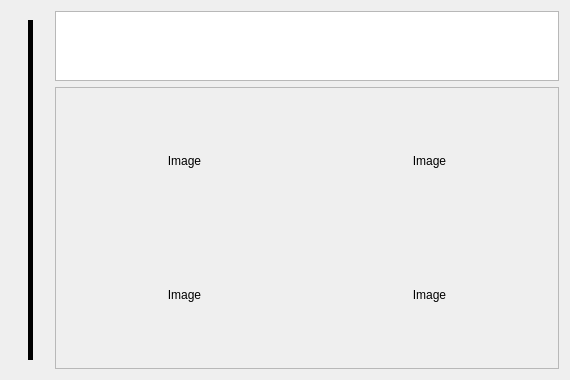
This is retroshare-gui/src/gui/TheWire/PulseMessage.ui in RetroShare/RetroShare as Qt 5 draws it before an edit. The edited form follows.
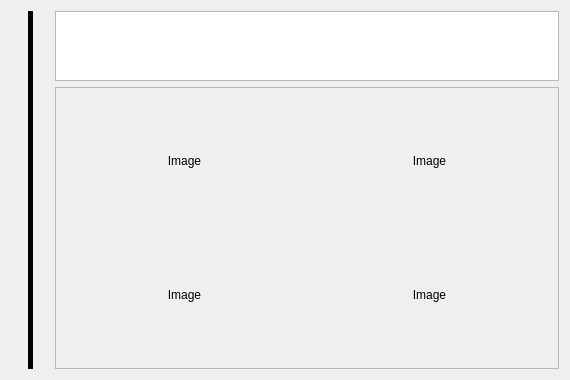
This is the edited form.

Commit message:
Improved the Pulse Composer & the layout
* Hide by default the URL frame not yet used.
* Hide the Drag & Drop frame by default
* Layout improvements & stylesheets fixes

What changed in the file:
```diff
--- a/retroshare-gui/src/gui/TheWire/PulseMessage.ui
+++ b/retroshare-gui/src/gui/TheWire/PulseMessage.ui
@@ -7,7 +7,7 @@
     <x>0</x>
     <y>0</y>
     <width>570</width>
-    <height>376</height>
+    <height>377</height>
    </rect>
   </property>
   <property name="windowTitle">
@@ -20,6 +20,12 @@
       <bool>true</bool>
      </property>
      <layout class="QHBoxLayout" name="horizontalLayout">
+      <property name="topMargin">
+       <number>0</number>
+      </property>
+      <property name="bottomMargin">
+       <number>0</number>
+      </property>
       <item>
        <widget class="Line" name="line">
         <property name="minimumSize">
```
The commit also changes 7 other files.
